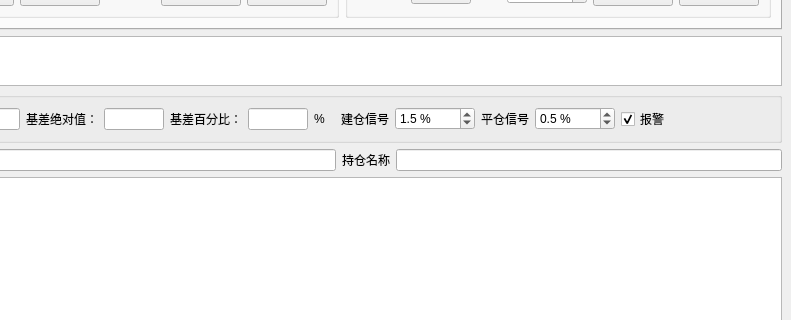
unit-xx/xfiles, file dev/easytrader/tradeui.ui: the form before one commit; both pictures show x 334 to 1125 and y 117 to 437 of the 1125 by 615 pixel window.
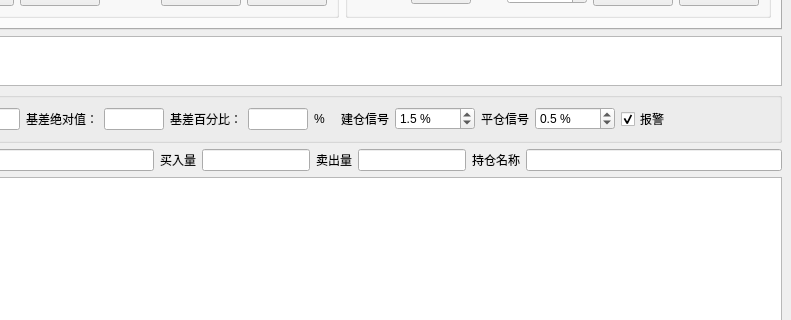
The form after the commit.

```diff
--- a/dev/easytrader/tradeui.ui
+++ b/dev/easytrader/tradeui.ui
@@ -21,7 +21,7 @@
   </property>
   <widget class="QWidget" name="centralwidget">
    <layout class="QGridLayout" name="gridLayout_6">
-    <item row="0" column="0" colspan="4">
+    <item row="0" column="0" colspan="8">
      <widget class="QTabWidget" name="tabWidget">
       <property name="sizePolicy">
        <sizepolicy hsizetype="Minimum" vsizetype="Fixed">
@@ -512,7 +512,7 @@
       </widget>
      </widget>
     </item>
-    <item row="1" column="0" colspan="4">
+    <item row="1" column="0" colspan="8">
      <widget class="QTableView" name="stockindex">
       <property name="sizePolicy">
        <sizepolicy hsizetype="Expanding" vsizetype="Fixed">
@@ -528,7 +528,7 @@
       </property>
      </widget>
     </item>
-    <item row="2" column="0" colspan="4">
+    <item row="2" column="0" colspan="8">
      <widget class="QGroupBox" name="groupBox_3">
       <property name="sizePolicy">
        <sizepolicy hsizetype="Preferred" vsizetype="Fixed">
@@ -891,14 +891,14 @@
       </property>
      </widget>
     </item>
-    <item row="3" column="2">
+    <item row="3" column="6">
      <widget class="QLabel" name="label_17">
       <property name="text">
        <string>持仓名称</string>
       </property>
      </widget>
     </item>
-    <item row="3" column="3">
+    <item row="3" column="7">
      <widget class="QLineEdit" name="posnameline">
       <property name="sizePolicy">
        <sizepolicy hsizetype="Fixed" vsizetype="Fixed">
@@ -908,7 +908,7 @@
       </property>
       <property name="minimumSize">
        <size>
-        <width>386</width>
+        <width>256</width>
         <height>0</height>
        </size>
       </property>
@@ -917,7 +917,7 @@
       </property>
      </widget>
     </item>
-    <item row="4" column="0" colspan="4">
+    <item row="4" column="0" colspan="8">
      <widget class="QTableView" name="stock">
       <property name="sizePolicy">
        <sizepolicy hsizetype="Expanding" vsizetype="Expanding">
@@ -927,6 +927,58 @@
       </property>
      </widget>
     </item>
+    <item row="3" column="4">
+     <widget class="QLabel" name="label_18">
+      <property name="text">
+       <string>卖出量</string>
+      </property>
+     </widget>
+    </item>
+    <item row="3" column="5">
+     <widget class="QLineEdit" name="selltotalline">
+      <property name="sizePolicy">
+       <sizepolicy hsizetype="Fixed" vsizetype="Fixed">
+        <horstretch>0</horstretch>
+        <verstretch>0</verstretch>
+       </sizepolicy>
+      </property>
+      <property name="minimumSize">
+       <size>
+        <width>0</width>
+        <height>0</height>
+       </size>
+      </property>
+      <property name="readOnly">
+       <bool>true</bool>
+      </property>
+     </widget>
+    </item>
+    <item row="3" column="2">
+     <widget class="QLabel" name="label_19">
+      <property name="text">
+       <string>买入量</string>
+      </property>
+     </widget>
+    </item>
+    <item row="3" column="3">
+     <widget class="QLineEdit" name="buytotalline">
+      <property name="sizePolicy">
+       <sizepolicy hsizetype="Fixed" vsizetype="Fixed">
+        <horstretch>0</horstretch>
+        <verstretch>0</verstretch>
+       </sizepolicy>
+      </property>
+      <property name="minimumSize">
+       <size>
+        <width>0</width>
+        <height>0</height>
+       </size>
+      </property>
+      <property name="readOnly">
+       <bool>true</bool>
+      </property>
+     </widget>
+    </item>
    </layout>
   </widget>
   <widget class="QMenuBar" name="menubar">
@@ -938,7 +990,7 @@
      <x>0</x>
      <y>0</y>
      <width>1093</width>
-     <height>23</height>
+     <height>22</height>
     </rect>
    </property>
    <property name="nativeMenuBar">
```
